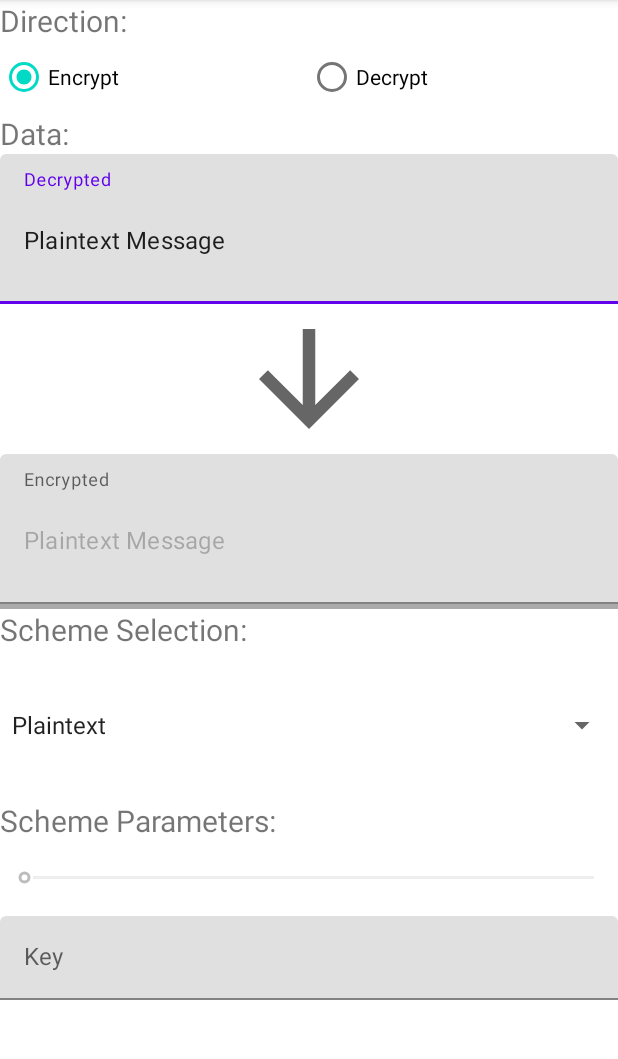
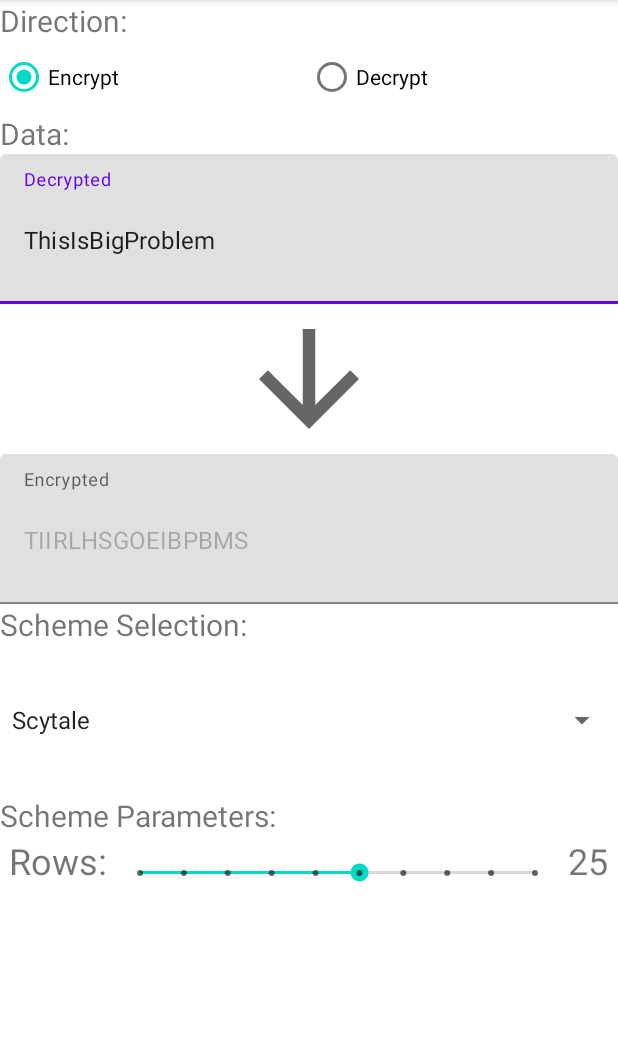
Before and after one commit to jeffmc/AndroidCryptography, an Android app: the screen it shows after launch (MainActivity), on a phone screen of 412 x 824 dp, the part 84-1143 px from its top. Run offline under Robolectric (Android 15) with nearby library versions, the phone set to English and light mode, and no system bars.

Commit message:
Added more UI Label, fixed Scytale padding

```diff
--- a/app/src/main/java/com/example/androidcryptography/MainActivity.java
+++ b/app/src/main/java/com/example/androidcryptography/MainActivity.java
@@ -16,6 +16,7 @@ import android.widget.RadioButton;
 import android.widget.RadioGroup;
 import android.widget.SeekBar;
 import android.widget.Spinner;
+import android.widget.TextView;
 import android.widget.Toast;
 
 import org.w3c.dom.Text;
@@ -23,19 +24,18 @@ import org.w3c.dom.Text;
 import java.util.Arrays;
 import java.util.List;
 
-@RequiresApi(api = Build.VERSION_CODES.O)
 public class MainActivity extends AppCompatActivity implements View.OnClickListener, AdapterView.OnItemSelectedListener, SeekBar.OnSeekBarChangeListener {
 
     static EncryptionScheme PLAINTEXT_SCHEME = new Plaintext(),
             SCYTALE_SCHEME = new Scytale(),
             CAESAR_SCHEME = new Caesar(),
-            VIGENERE_SCHEME = new Vigenere(),
-            NSAES_SCHEME = new NSAES();
+//            NSAES_SCHEME = new NSAES(),
+            VIGENERE_SCHEME = new Vigenere();
 
     static EncryptionScheme[] SCHEMES = new EncryptionScheme[]{ // first is default
+            SCYTALE_SCHEME,
             PLAINTEXT_SCHEME,
-            NSAES_SCHEME,
-            SCYTALE_SCHEME,
+//            NSAES_SCHEME,
             CAESAR_SCHEME,
             VIGENERE_SCHEME,
     };
@@ -48,7 +48,11 @@ public class MainActivity extends AppCompatActivity implements View.OnClickListe
     Spinner schemeSpinner;
 
     SeekBar numInput;
+    View numInputParent;
+    TextView numLabel, numValueLabel;
     EditText keyInput;
+    View keyInputParent;
+    TextView paramLabel;
 
     boolean direction;
 
@@ -83,9 +87,14 @@ public class MainActivity extends AppCompatActivity implements View.OnClickListe
         setupSchemeSpinner();
         schemeSpinner.setOnItemSelectedListener(this);
 
+        paramLabel = this.findViewById(R.id.parametersLabel);
         numInput = this.findViewById(R.id.intInput);
         numInput.setOnSeekBarChangeListener(this);
+        numValueLabel = this.findViewById(R.id.numValueLabel);
+        numLabel = this.findViewById(R.id.numInputLabel);
+        numInputParent = this.findViewById(R.id.numInputParent);
         keyInput = this.findViewById(R.id.keyString);
+        keyInputParent = this.findViewById(R.id.keyInputParent);
         setupKeyWatcher();
     }
 
@@ -163,33 +172,30 @@ public class MainActivity extends AppCompatActivity implements View.OnClickListe
         EncryptionScheme newScheme = getScheme();
         Toast.makeText(getApplicationContext(), newScheme.schemeName(), Toast.LENGTH_SHORT).show();
         if (newScheme instanceof Plaintext) {
-            numInput.setEnabled(false);
-            numInput.setMax(1);
-            numInput.setProgress(0);
-            keyInput.setEnabled(false);
-            keyInput.setText("");
+            updateParametersLayout(false,1,0,"",false,"");
         } else if (newScheme instanceof Scytale) {
             Scytale scy = (Scytale) newScheme;
-            numInput.setMax(Scytale.UI_MAX_ROWS - 1);
-            numInput.setProgress(scy.rows);
-            numInput.setEnabled(true);
-            keyInput.setEnabled(false);
-            keyInput.setText("");
+            updateParametersLayout(true,Scytale.UI_MAX_ROWS - 1, scy.rows, "Rows:", false, "");
         } else if (newScheme instanceof Caesar) {
             Caesar cae = (Caesar) newScheme;
-            numInput.setMax(Caesar.UI_MAX_SHIFT);
-            numInput.setProgress(cae.shift);
-            numInput.setEnabled(true);
-            keyInput.setEnabled(false);
-            keyInput.setText("");
+            updateParametersLayout(true,Caesar.UI_MAX_SHIFT,cae.shift, "Shift:",false,"");
         } else if (newScheme instanceof Vigenere) {
             Vigenere vig = (Vigenere) newScheme;
-            numInput.setEnabled(false);
-            numInput.setMax(1);
-            keyInput.setEnabled(true);
-            keyInput.setText(vig.key);
+            updateParametersLayout(false,1,0, "",true,vig.key);
         }
         updateText();
+    }
+
+    private void updateParametersLayout(boolean numEnabled, int numMax, int numVal,String numStr, boolean textEnabled, String txt) {
+        numInput.setMax(numMax);
+        numInput.setProgress(numVal);
+        numInput.setEnabled(numEnabled);
+        numLabel.setText(numStr);
+        numInputParent.setVisibility(numEnabled ? View.VISIBLE : View.INVISIBLE);
+        keyInput.setText(txt);
+        keyInput.setEnabled(textEnabled);
+        keyInputParent.setVisibility(textEnabled ? View.VISIBLE : View.INVISIBLE);
+        paramLabel.setVisibility(numEnabled||textEnabled ? View.VISIBLE : View.INVISIBLE);
     }
 
     // Direction Listener
@@ -225,9 +231,11 @@ public class MainActivity extends AppCompatActivity implements View.OnClickListe
         if (sch instanceof Scytale) {
             Scytale scy = (Scytale) sch;
             scy.rows = newValue + 1;
+            numValueLabel.setText(Integer.toString(scy.rows));
         } else if (sch instanceof Caesar) { // TODO: Implement for all schemes, and text input too.
             Caesar cae = (Caesar) sch;
             cae.shift = newValue;
+            numValueLabel.setText(Integer.toString(cae.shift));
         }
         updateText(); // Update text to reflect change
     }
--- a/app/src/main/java/com/example/androidcryptography/Scytale.java
+++ b/app/src/main/java/com/example/androidcryptography/Scytale.java
@@ -6,7 +6,7 @@ public class Scytale extends EncryptionScheme {
 
     public static final int UI_MAX_ROWS = 10;
 
-    public int rows = 4;
+    public int rows = 5;
 
     @Override
     public String schemeName() { return "Scytale"; }
@@ -16,15 +16,35 @@ public class Scytale extends EncryptionScheme {
         char[] arr = raw.toCharArray(); // convert to char array
         if (arr.length == 0) return ""; // return empty
 
-        int cols = (int) Math.ceil((double)raw.length() / (double)rows); // find col
+        int area = ceilToMultiple(arr.length, rows);
+        int cols = area/rows; // find col
+        int rem = area - arr.length; // remainder
+        int pdgbgn = rows - rem;
+        System.out.println(area + ", " + rem + ", " + pdgbgn);
+        if (pdgbgn < 0) throw new IllegalArgumentException("ERROR!");
         char[][] grid = new char[cols][rows]; // create grid
         for (char[] a : grid) { Arrays.fill(a, '@'); } // fill with @
+        int x=0, y=0;
         for (int i=0;i<arr.length;i++) { // populate with my text
-            grid[i%cols][i/cols] = arr[i];
+            grid[x][y] = arr[i];
+            x++;
+            if (x >= (y>=pdgbgn ? cols-1 : cols)) {
+                y++;
+                x = 0;
+            }
+            if (y >= rows) break;
         }
-        char[] enc = new char[rows*cols]; // read downwards
+        char[] enc = new char[arr.length]; // read downwards
+        x = 0;
+        y = 0;
         for (int i=0;i<enc.length;i++) {
-            enc[i] = grid[i/rows][i%rows];
+            enc[i] = grid[x][y];
+            y++;
+            if (y >= rows) {
+                y = 0;
+                x++;
+            }
+//            if (x >= cols) break;
         }
         return new String(enc); // return
     }
@@ -46,4 +66,9 @@ public class Scytale extends EncryptionScheme {
         }
         return new String(dec).replaceAll("[\\s@]", ""); // return trimmed decoded, remove @
     }
+
+    private int ceilToMultiple(int a, int f) {
+        int m = a % f;
+        return m == 0 ? a : (a + f - m);
+    }
 }
--- a/app/src/main/res/layout/activity_main.xml
+++ b/app/src/main/res/layout/activity_main.xml
@@ -54,7 +54,7 @@
             android:layout_width="match_parent"
             android:layout_height="match_parent"
             android:hint="Decrypted"
-            android:text="Plaintext Message" />
+            android:text="ThisIsBigProblem" />
     </com.google.android.material.textfield.TextInputLayout>
 
     <LinearLayout
@@ -82,11 +82,6 @@
             android:text="Scrambled Data" />
     </com.google.android.material.textfield.TextInputLayout>
 
-    <View
-        android:layout_width="match_parent"
-        android:layout_height="3dp"
-        android:background="@android:color/darker_gray"/>
-
     <TextView
         android:layout_width="match_parent"
         android:layout_height="wrap_content"
@@ -101,22 +96,49 @@
         android:spinnerMode="dialog" />
 
     <TextView
-        android:id="@+id/textView"
+        android:id="@+id/parametersLabel"
         android:layout_width="match_parent"
         android:layout_height="wrap_content"
         android:fontFamily="sans-serif"
         android:text="Scheme Parameters:"
         android:textSize="20sp" />
 
-    <SeekBar
-        android:id="@+id/intInput"
-        style="@style/Widget.AppCompat.SeekBar.Discrete"
+    <LinearLayout
+        android:id="@+id/numInputParent"
         android:layout_width="match_parent"
         android:layout_height="50dp"
-        android:max="25"
-        android:progress="0" />
+        android:orientation="horizontal">
+
+        <TextView
+            android:id="@+id/numInputLabel"
+            android:layout_width="wrap_content"
+            android:layout_height="match_parent"
+            android:layout_weight="1"
+            android:text="Shift:"
+            android:textAlignment="center"
+            android:textSize="24sp" />
+
+        <SeekBar
+            android:id="@+id/intInput"
+            style="@style/Widget.AppCompat.SeekBar.Discrete"
+            android:layout_width="wrap_content"
+            android:layout_height="match_parent"
+            android:layout_weight="20"
+            android:max="25"
+            android:progress="0" />
+
+        <TextView
+            android:id="@+id/numValueLabel"
+            android:layout_width="wrap_content"
+            android:layout_height="match_parent"
+            android:layout_weight="1"
+            android:text="25"
+            android:textAlignment="center"
+            android:textSize="24sp" />
+    </LinearLayout>
 
     <com.google.android.material.textfield.TextInputLayout
+        android:id="@+id/keyInputParent"
         android:layout_width="match_parent"
         android:layout_height="match_parent">
 
```
